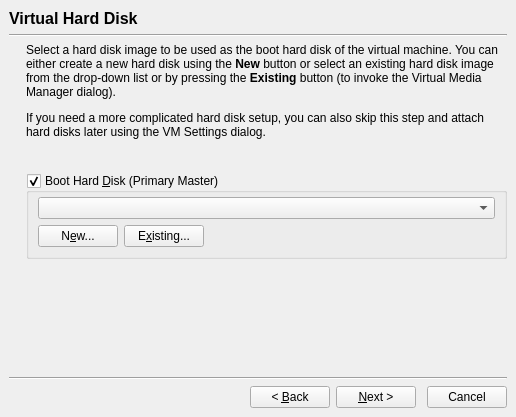
Qt form vbox/src/VBox/Frontends/VirtualBox/ui/VBoxNewVMWzd.ui (jljuxgm/vboxgit) before a commit.
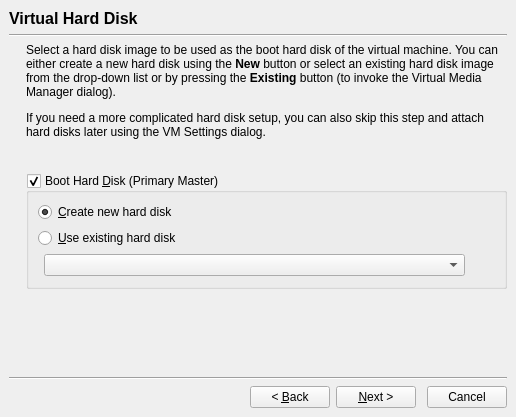
The same form after that commit. The open tabs and pages were chosen to show the change. Icons and pictures are not drawn. Custom widgets are drawn as their Qt base class.

Commit message:
commit_18080 ------------------------------------------------------------------------ r18080 | vboxsync | 2009-03-19 05:38:05 +0800 (Thu, 19 Mar 2009) | 1 line
FE/Qt4: 3734: New VM wizard: HDD selection - implemented.
------------------------------------------------------------------------

```diff
--- a/vbox/src/VBox/Frontends/VirtualBox/ui/VBoxNewVMWzd.ui
+++ b/vbox/src/VBox/Frontends/VirtualBox/ui/VBoxNewVMWzd.ui
@@ -823,37 +823,24 @@
               <bool>true</bool>
              </property>
              <layout class="QGridLayout" >
-              <property name="topMargin" >
-               <number>4</number>
-              </property>
-              <item row="1" column="0" >
-               <widget class="QPushButton" name="mPbNewHD" >
-                <property name="text" >
-                 <string>N&amp;ew...</string>
-                </property>
-               </widget>
-              </item>
-              <item row="1" column="1" >
-               <widget class="QPushButton" name="mPbExistingHD" >
-                <property name="text" >
-                 <string>E&amp;xisting...</string>
-                </property>
-               </widget>
-              </item>
-              <item row="1" column="2" >
-               <spacer>
-                <property name="orientation" >
-                 <enum>Qt::Horizontal</enum>
-                </property>
-                <property name="sizeHint" >
-                 <size>
-                  <width>0</width>
-                  <height>0</height>
-                 </size>
-                </property>
-               </spacer>
-              </item>
               <item row="0" column="0" colspan="3" >
+               <widget class="QRadioButton" name="mNewVDIRadio" >
+                <property name="text" >
+                 <string>&amp;Create new hard disk</string>
+                </property>
+                <property name="checked">
+                 <bool>true</bool>
+                </property>
+               </widget>
+              </item>
+              <item row="1" column="0" colspan="3" >
+               <widget class="QRadioButton" name="mExistRadio" >
+                <property name="text" >
+                 <string>&amp;Use existing hard disk</string>
+                </property>
+               </widget>
+              </item>
+              <item row="2" column="1" >
                <widget class="VBoxMediaComboBox" name="mHDCombo" >
                 <property name="sizePolicy" >
                  <sizepolicy vsizetype="Fixed" hsizetype="Expanding" >
@@ -863,6 +850,13 @@
                 </property>
                </widget>
               </item>
+              <item row="2" column="2" >
+               <widget class="QToolButton" name="mTbVmm" >
+                <property name="autoRaise" >
+                 <bool>true</bool>
+                </property>
+               </widget>
+              </item>
              </layout>
             </widget>
            </item>
```
Left out of the diff: 5 changed lines with no effect on the pictures. The commit also changes 2 other files.
